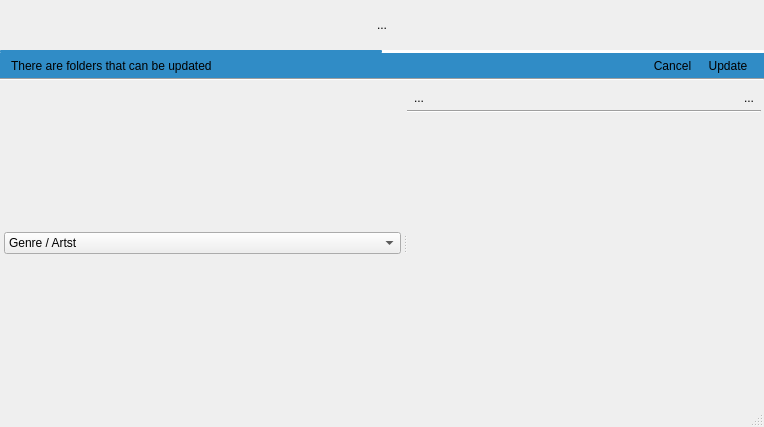
The window that mainwindow.ui (zakariakov/goldfinch) describes before a commit, drawn with Qt 5.
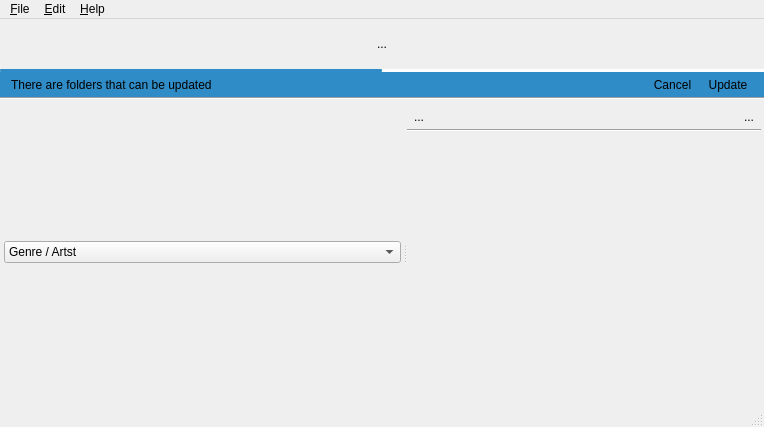
The same window after the commit. Icons and pictures are not drawn.

The edit to the form file:
```diff
--- a/mainwindow.ui
+++ b/mainwindow.ui
@@ -634,6 +634,34 @@
    </layout>
   </widget>
   <widget class="QStatusBar" name="statusBar"/>
+  <widget class="QMenuBar" name="menuBar">
+   <property name="geometry">
+    <rect>
+     <x>0</x>
+     <y>0</y>
+     <width>764</width>
+     <height>23</height>
+    </rect>
+   </property>
+   <widget class="QMenu" name="menuFile">
+    <property name="title">
+     <string>&amp;File</string>
+    </property>
+   </widget>
+   <widget class="QMenu" name="menuEdit">
+    <property name="title">
+     <string>&amp;Edit</string>
+    </property>
+   </widget>
+   <widget class="QMenu" name="menuHelp">
+    <property name="title">
+     <string>&amp;Help</string>
+    </property>
+   </widget>
+   <addaction name="menuFile"/>
+   <addaction name="menuEdit"/>
+   <addaction name="menuHelp"/>
+  </widget>
  </widget>
  <layoutdefault spacing="6" margin="11"/>
  <resources>
```
